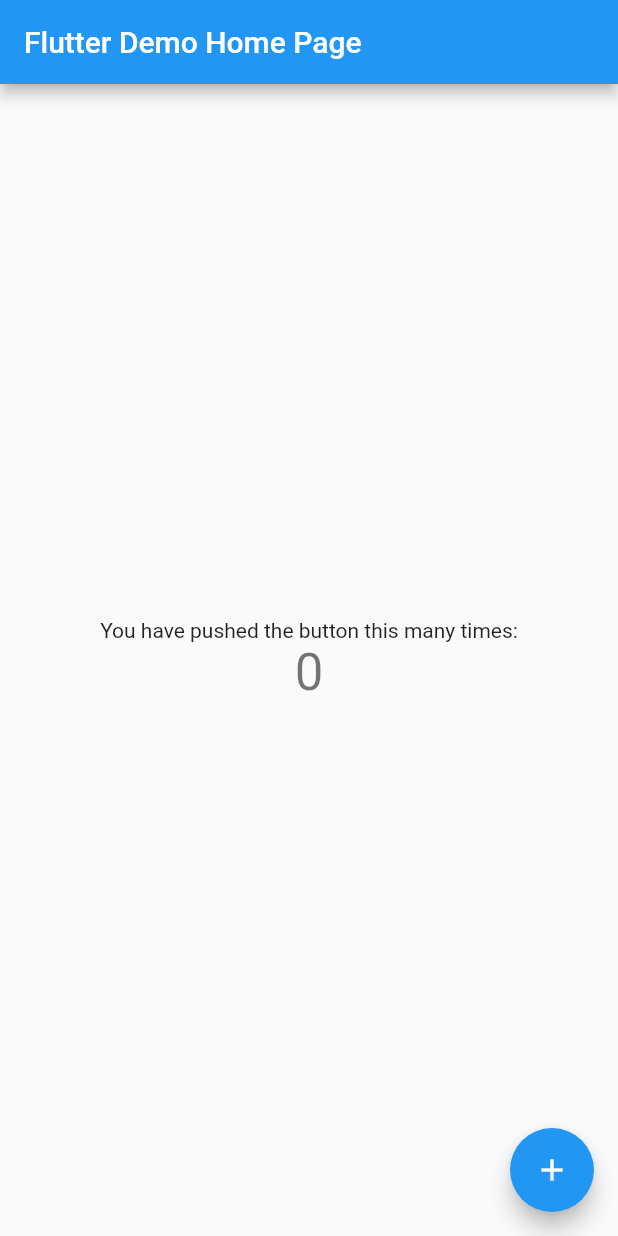
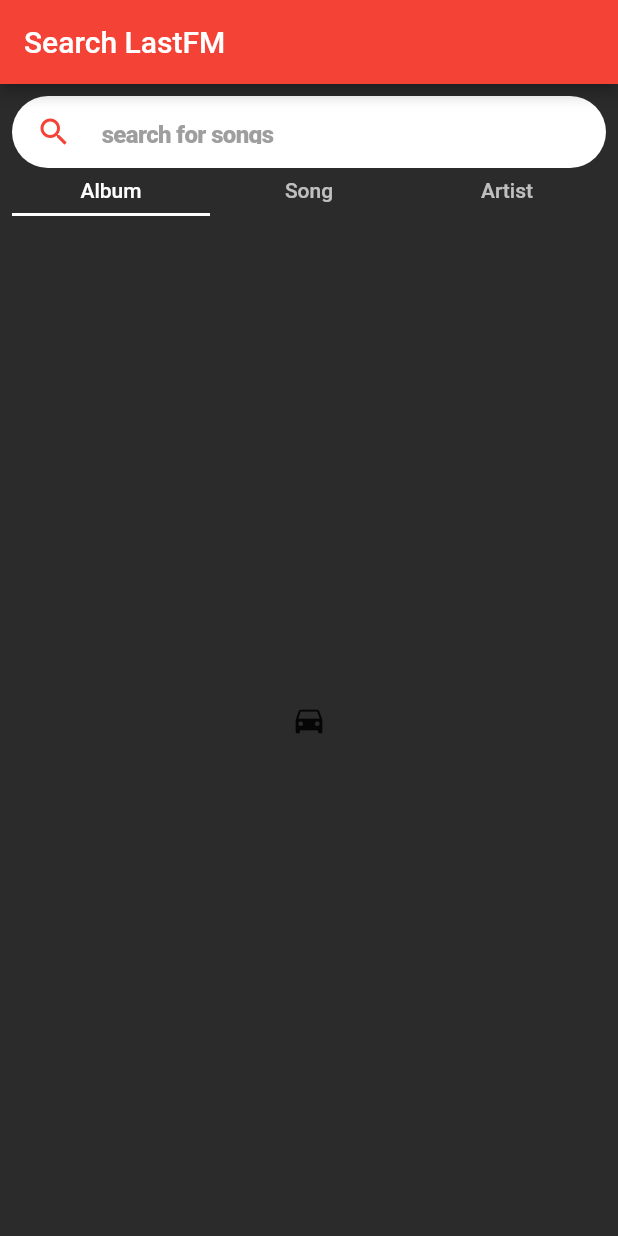
Before and after one commit to McGoku/LastFMSearch, a Flutter app: the screen it shows after launch, on a phone screen of 412 x 824 dp. Run offline on Flutter 3.47's test engine with Material 2 defaults, Android fonts, the phone set to English and light mode, and no system bars.

Commit message:
added home screen

```diff
--- a/search_last_fm/lib/main.dart
+++ b/search_last_fm/lib/main.dart
@@ -1,7 +1,15 @@
 import 'package:flutter/material.dart';
+import 'package:provider/provider.dart';
+import 'package:search_last_fm/providers/home_screen_provider.dart';
+import 'package:search_last_fm/screens/home_screen.dart';
 
 void main() {
-  runApp(MyApp());
+  runApp(
+    ChangeNotifierProvider(
+      create: (context) => HomeScreenProvider(),
+      child: MyApp(),
+    ),
+  );
 }
 
 class MyApp extends StatelessWidget {
@@ -22,92 +30,92 @@ class MyApp extends StatelessWidget {
         // is not restarted.
         primarySwatch: Colors.blue,
       ),
-      home: MyHomePage(title: 'Flutter Demo Home Page'),
+      home: HomeScreen(),
     );
   }
 }
 
-class MyHomePage extends StatefulWidget {
-  MyHomePage({Key key, this.title}) : super(key: key);
-
-  // This widget is the home page of your application. It is stateful, meaning
-  // that it has a State object (defined below) that contains fields that affect
-  // how it looks.
-
-  // This class is the configuration for the state. It holds the values (in this
-  // case the title) provided by the parent (in this case the App widget) and
-  // used by the build method of the State. Fields in a Widget subclass are
-  // always marked "final".
-
-  final String title;
-
-  @override
-  _MyHomePageState createState() => _MyHomePageState();
-}
-
-class _MyHomePageState extends State<MyHomePage> {
-  int _counter = 0;
-
-  void _incrementCounter() {
-    setState(() {
-      // This call to setState tells the Flutter framework that something has
-      // changed in this State, which causes it to rerun the build method below
-      // so that the display can reflect the updated values. If we changed
-      // _counter without calling setState(), then the build method would not be
-      // called again, and so nothing would appear to happen.
-      _counter++;
-    });
-  }
-
-  @override
-  Widget build(BuildContext context) {
-    // This method is rerun every time setState is called, for instance as done
-    // by the _incrementCounter method above.
-    //
-    // The Flutter framework has been optimized to make rerunning build methods
-    // fast, so that you can just rebuild anything that needs updating rather
-    // than having to individually change instances of widgets.
-    return Scaffold(
-      appBar: AppBar(
-        // Here we take the value from the MyHomePage object that was created by
-        // the App.build method, and use it to set our appbar title.
-        title: Text(widget.title),
-      ),
-      body: Center(
-        // Center is a layout widget. It takes a single child and positions it
-        // in the middle of the parent.
-        child: Column(
-          // Column is also a layout widget. It takes a list of children and
-          // arranges them vertically. By default, it sizes itself to fit its
-          // children horizontally, and tries to be as tall as its parent.
-          //
-          // Invoke "debug painting" (press "p" in the console, choose the
-          // "Toggle Debug Paint" action from the Flutter Inspector in Android
-          // Studio, or the "Toggle Debug Paint" command in Visual Studio Code)
-          // to see the wireframe for each widget.
-          //
-          // Column has various properties to control how it sizes itself and
-          // how it positions its children. Here we use mainAxisAlignment to
-          // center the children vertically; the main axis here is the vertical
-          // axis because Columns are vertical (the cross axis would be
-          // horizontal).
-          mainAxisAlignment: MainAxisAlignment.center,
-          children: <Widget>[
-            Text(
-              'You have pushed the button this many times:',
-            ),
-            Text(
-              '$_counter',
-              style: Theme.of(context).textTheme.headline4,
-            ),
-          ],
-        ),
-      ),
-      floatingActionButton: FloatingActionButton(
-        onPressed: _incrementCounter,
-        tooltip: 'Increment',
-        child: Icon(Icons.add),
-      ), // This trailing comma makes auto-formatting nicer for build methods.
-    );
-  }
-}
+// class MyHomePage extends StatefulWidget {
+//   MyHomePage({Key key, this.title}) : super(key: key);
+//
+//   // This widget is the home page of your application. It is stateful, meaning
+//   // that it has a State object (defined below) that contains fields that affect
+//   // how it looks.
+//
+//   // This class is the configuration for the state. It holds the values (in this
+//   // case the title) provided by the parent (in this case the App widget) and
+//   // used by the build method of the State. Fields in a Widget subclass are
+//   // always marked "final".
+//
+//   final String title;
+//
+//   @override
+//   _MyHomePageState createState() => _MyHomePageState();
+// }
+//
+// class _MyHomePageState extends State<MyHomePage> {
+//   int _counter = 0;
+//
+//   void _incrementCounter() {
+//     setState(() {
+//       // This call to setState tells the Flutter framework that something has
+//       // changed in this State, which causes it to rerun the build method below
+//       // so that the display can reflect the updated values. If we changed
+//       // _counter without calling setState(), then the build method would not be
+//       // called again, and so nothing would appear to happen.
+//       _counter++;
+//     });
+//   }
+//
+//   @override
+//   Widget build(BuildContext context) {
+//     // This method is rerun every time setState is called, for instance as done
+//     // by the _incrementCounter method above.
+//     //
+//     // The Flutter framework has been optimized to make rerunning build methods
+//     // fast, so that you can just rebuild anything that needs updating rather
+//     // than having to individually change instances of widgets.
+//     return Scaffold(
+//       appBar: AppBar(
+//         // Here we take the value from the MyHomePage object that was created by
+//         // the App.build method, and use it to set our appbar title.
+//         title: Text(widget.title),
+//       ),
+//       body: Center(
+//         // Center is a layout widget. It takes a single child and positions it
+//         // in the middle of the parent.
+//         child: Column(
+//           // Column is also a layout widget. It takes a list of children and
+//           // arranges them vertically. By default, it sizes itself to fit its
+//           // children horizontally, and tries to be as tall as its parent.
+//           //
+//           // Invoke "debug painting" (press "p" in the console, choose the
+//           // "Toggle Debug Paint" action from the Flutter Inspector in Android
+//           // Studio, or the "Toggle Debug Paint" command in Visual Studio Code)
+//           // to see the wireframe for each widget.
+//           //
+//           // Column has various properties to control how it sizes itself and
+//           // how it positions its children. Here we use mainAxisAlignment to
+//           // center the children vertically; the main axis here is the vertical
+//           // axis because Columns are vertical (the cross axis would be
+//           // horizontal).
+//           mainAxisAlignment: MainAxisAlignment.center,
+//           children: <Widget>[
+//             Text(
+//               'You have pushed the button this many times:',
+//             ),
+//             Text(
+//               '$_counter',
+//               style: Theme.of(context).textTheme.headline4,
+//             ),
+//           ],
+//         ),
+//       ),
+//       floatingActionButton: FloatingActionButton(
+//         onPressed: _incrementCounter,
+//         tooltip: 'Increment',
+//         child: Icon(Icons.add),
+//       ), // This trailing comma makes auto-formatting nicer for build methods.
+//     );
+//   }
+// }
--- /dev/null
+++ b/search_last_fm/lib/providers/home_screen_provider.dart
@@ -0,0 +1,42 @@
+import 'package:flutter/material.dart';
+import 'package:http/http.dart' as http;
+
+class HomeScreenProvider extends ChangeNotifier {
+  TextEditingController controller = TextEditingController();
+  FocusNode focusNode = FocusNode();
+
+  final String rootURL = "http://ws.audioscrobbler.com/2.0/";
+  // final String sharedSecret = "03e2c54367083871f924051dfa67f3b2";
+  final String apiKey = "9a03fa28b4268fc39e837e431fa0c1fc";
+
+  HomeScreenProvider() {
+    init();
+  }
+
+  void init() {}
+
+  Future<void> test() async {
+    final queryParameters = {
+      'method': 'album.search',
+      'album': 'believe',
+      'api_key': apiKey,
+      'format': 'json',
+    };
+    Uri url = Uri.https("ws.audioscrobbler.com", "2.0/", queryParameters);
+
+    print(url);
+    var res = await http.get(url);
+
+    print(res.statusCode);
+    print(res.body);
+  }
+
+  void rebuild() {
+    notifyListeners();
+  }
+
+  void clearText() {
+    controller.clear();
+    notifyListeners();
+  }
+}
--- /dev/null
+++ b/search_last_fm/lib/screens/home_screen.dart
@@ -0,0 +1,112 @@
+import 'package:flutter/cupertino.dart';
+import 'package:flutter/material.dart';
+import 'package:provider/provider.dart';
+import 'package:search_last_fm/providers/home_screen_provider.dart';
+
+class HomeScreen extends StatefulWidget {
+  @override
+  State<StatefulWidget> createState() => _HomeScreenState();
+}
+
+class _HomeScreenState extends State<HomeScreen> {
+  @override
+  Widget build(BuildContext context) {
+    return Consumer<HomeScreenProvider>(
+      builder: (context, provider, child) {
+        return Scaffold(
+          appBar: AppBar(
+            backgroundColor: Colors.red,
+            title: Text("Search LastFM"),
+          ),
+          backgroundColor: Color(0xFF2B2B2B),
+          body: SafeArea(
+            child: Padding(
+              padding: const EdgeInsets.all(8.0),
+              child: DefaultTabController(
+                length: 3,
+                child: Column(
+                  children: [
+                    Container(
+                      height: 48,
+                      child: CupertinoTextField(
+                        controller: provider.controller,
+                        focusNode: provider.focusNode,
+                        textInputAction: TextInputAction.search,
+                        prefix: Padding(
+                          padding: const EdgeInsets.only(left: 16),
+                          child: Icon(
+                            Icons.search,
+                            color: Colors.red,
+                          ),
+                        ),
+                        suffix: (provider.controller.text.isNotEmpty)
+                            ? InkWell(
+                                onTap: () {
+                                  provider.clearText();
+                                },
+                                child: Padding(
+                                  padding: const EdgeInsets.only(right: 16),
+                                  child: Icon(
+                                    Icons.clear,
+                                    color: Colors.red,
+                                  ),
+                                ),
+                              )
+                            : Container(),
+                        decoration: BoxDecoration(
+                          borderRadius: BorderRadius.all(
+                            Radius.circular(28),
+                          ),
+                          // color: Color(0xFF2B2B2B),
+                          color: Colors.white,
+                        ),
+                        placeholder: "search for songs",
+                        placeholderStyle: TextStyle(
+                          fontSize: 16,
+                          fontWeight: FontWeight.w900,
+                          color: Colors.grey,
+                        ),
+                        padding: EdgeInsets.symmetric(horizontal: 20, vertical: 16),
+                        style: TextStyle(
+                          fontSize: 16,
+                          fontWeight: FontWeight.w900,
+                          color: Colors.red,
+                        ),
+                        onChanged: (input) {
+                          provider.rebuild();
+                        },
+                        onSubmitted: (String txt) {
+                          // provider.search();
+                        },
+                      ),
+                    ),
+                    Container(
+                      height: 32,
+                      child: TabBar(
+                        indicatorColor: Colors.white,
+                        tabs: [
+                          Tab(text: "Album"),
+                          Tab(text: "Song"),
+                          Tab(text: "Artist"),
+                        ],
+                      ),
+                    ),
+                    Expanded(
+                      child: TabBarView(
+                        children: [
+                          Icon(Icons.directions_car),
+                          Icon(Icons.directions_transit),
+                          Icon(Icons.directions_bike),
+                        ],
+                      ),
+                    ),
+                  ],
+                ),
+              ),
+            ),
+          ),
+        );
+      },
+    );
+  }
+}
--- a/search_last_fm/pubspec.yaml
+++ b/search_last_fm/pubspec.yaml
@@ -23,6 +23,8 @@ environment:
 dependencies:
   flutter:
     sdk: flutter
+  provider: ^6.0.0
+  http: ^0.13.3
 
 
   # The following adds the Cupertino Icons font to your application.
```
Also changed, not shown: 1 other file.
